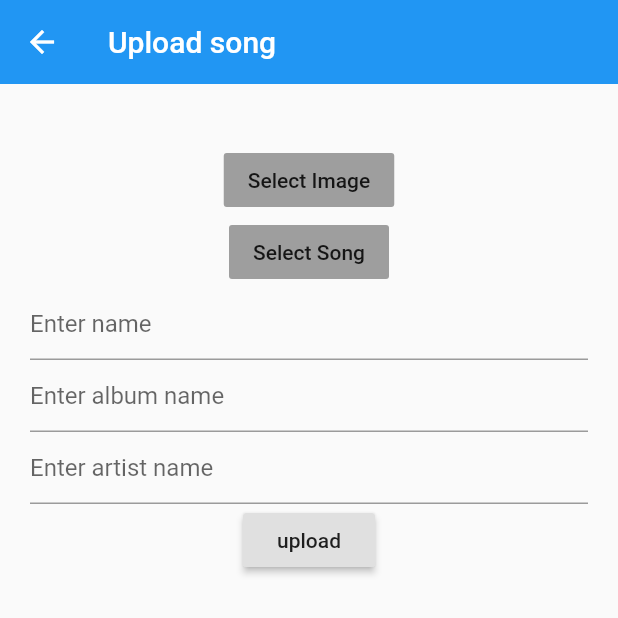
After one commit to tdnguyenND/MusicPlayer, a Flutter app: the UploadScreen screen opened directly, on a phone screen of 412 x 824 dp, the top half of it. The commit adds this screen. Run offline on Flutter 3.47's test engine with Material 2 defaults, Android fonts, the phone set to English and light mode, and no system bars; our stand-ins replace cloud_firestore, file_picker, firebase_core, firebase_storage, fluttertoast; accounts and stored records are empty.

Commit message:
upload music function

```diff
--- /dev/null
+++ b/lib/error/upload_error.dart
@@ -0,0 +1,12 @@
+class UploadError extends Error {
+  final Object message;
+
+  UploadError({this.message});
+
+  String toString() {
+    if (message != null) {
+      return "Upload failed: ${Error.safeToString(message)}";
+    }
+    return "Upload failed";
+  }
+}
--- /dev/null
+++ b/lib/models/song_detail.dart
@@ -0,0 +1,32 @@
+import 'dart:io';
+
+class SongDetail {
+  final String name;
+  final String artist;
+  final String album;
+
+  final File song;
+  final File image;
+
+  String songUrl;
+  String imageUrl;
+
+  SongDetail(
+      {this.name,
+      this.artist,
+      this.album,
+      this.song,
+      this.image,
+      this.songUrl,
+      this.imageUrl});
+
+  Map<String, dynamic> toMap() {
+    return {
+      'name': name,
+      'artist': artist,
+      'album': album,
+      'songUrl': songUrl,
+      'imageUrl': imageUrl
+    };
+  }
+}
--- a/lib/screens/screen.dart
+++ b/lib/screens/screen.dart
@@ -1 +1,2 @@
 export 'home.dart';
+export 'upload_screen.dart';
--- /dev/null
+++ b/lib/screens/upload_screen.dart
@@ -0,0 +1,120 @@
+import 'dart:io';
+
+import 'package:file_picker/file_picker.dart';
+import 'package:flutter/material.dart';
+import 'package:fluttertoast/fluttertoast.dart';
+import 'package:music_player/models/song_detail.dart';
+import 'package:music_player/services/firestore/push_data.dart';
+import 'package:path/path.dart';
+
+class UploadScreen extends StatefulWidget {
+  @override
+  _UploadScreenState createState() => _UploadScreenState();
+}
+
+class _UploadScreenState extends State<UploadScreen> {
+  File _image;
+  File _song;
+  String _name;
+  String _artist;
+  String _album;
+
+  final _formKey = GlobalKey<FormState>();
+  TextEditingController _songNameController = TextEditingController();
+
+  @override
+  Widget build(BuildContext context) {
+    return Scaffold(
+        appBar: AppBar(
+          title: Text('Upload song'),
+          elevation: 0,
+        ),
+        body: Center(
+          child: Padding(
+            padding:
+                const EdgeInsets.symmetric(vertical: 40.0, horizontal: 20.0),
+            child: Form(
+              key: _formKey,
+              child: Column(
+                children: [
+                  FlatButton(
+                    color: Colors.grey,
+                    child: Text('Select Image'),
+                    onPressed: selectImage,
+                  ),
+                  FlatButton(
+                    color: Colors.grey,
+                    child: Text('Select Song'),
+                    onPressed: selectSong,
+                  ),
+                  TextFormField(
+                    controller: _songNameController,
+                    validator: (val) =>
+                        val == null ? "Song name is required" : null,
+                    decoration: InputDecoration(hintText: 'Enter name'),
+                    onChanged: (value) {
+                      _name = value;
+                    },
+                  ),
+                  TextFormField(
+                    validator: (val) =>
+                        val == null ? "Album name is required" : null,
+                    decoration: InputDecoration(hintText: 'Enter album name'),
+                    onChanged: (value) {
+                      _album = value;
+                    },
+                  ),
+                  TextFormField(
+                    validator: (val) =>
+                        val == null ? "Artist name is required" : null,
+                    decoration: InputDecoration(hintText: 'Enter artist name'),
+                    onChanged: (value) {
+                      _artist = value;
+                    },
+                  ),
+                  RaisedButton(
+                    child: Text('upload'),
+                    onPressed: () {
+                      if (_formKey.currentState.validate() &&
+                          _song != null &&
+                          _image != null) {
+                        SongDetail songDetail = SongDetail(
+                            album: _album,
+                            artist: _artist,
+                            song: _song,
+                            image: _image,
+                            name: _name);
+                        try {
+                          pushSong(songDetail);
+                        } catch (e) {
+                          Fluttertoast.showToast(msg: 'upload failed');
+                        }
+                      }
+                    },
+                  ),
+                ],
+              ),
+            ),
+          ),
+        ));
+  }
+
+  void selectImage() async {
+    FilePickerResult result =
+        await FilePicker.platform.pickFiles(type: FileType.image);
+
+    if (result != null) {
+      _image = File(result.files.single.path);
+    }
+  }
+
+  void selectSong() async {
+    FilePickerResult result =
+        await FilePicker.platform.pickFiles(type: FileType.audio);
+
+    if (result != null) {
+      _song = File(result.files.single.path);
+      _songNameController.text = _name = basenameWithoutExtension(result.files.single.path);
+    }
+  }
+}
--- /dev/null
+++ b/lib/services/storage/upload.dart
@@ -0,0 +1,33 @@
+import 'dart:io';
+import 'package:path/path.dart';
+
+import 'package:music_player/shared/const.dart';
+import 'package:music_player/error/upload_error.dart';
+
+import 'package:firebase_storage/firebase_storage.dart';
+
+final StorageReference _storageReference = FirebaseStorage.instance.ref();
+
+Future<String> uploadImage(File image) async {
+  return await uploadFileToDirectory(image, imgDir);
+}
+
+Future<String> uploadSong(File song) async {
+  return await uploadFileToDirectory(song, songDir);
+}
+
+Future<String> uploadFileToDirectory(File file, String dir) async {
+  List<int> fileBytes = file.readAsBytesSync();
+  String path = '$dir/${basename(file.path)}';
+
+  try {
+    StorageReference ref = _storageReference.child(path);
+    StorageUploadTask task = ref.putData(fileBytes);
+
+    String donwloadUrl = await (await task.onComplete).ref.getDownloadURL();
+
+    return donwloadUrl;
+  } catch (e) {
+    throw UploadError(message: 'Upload file ${file.path} failed');
+  }
+}
--- /dev/null
+++ b/lib/shared/const.dart
@@ -0,0 +1,2 @@
+const String songDir = 'songs/';
+const String imgDir = 'images/';
```
Also changed, not shown: lib/main.dart (+10 -7 lines), lib/services/firestore/push_data.dart (added, +28 -0 lines), pubspec.yaml (+10 -0 lines), pubspec.lock.
